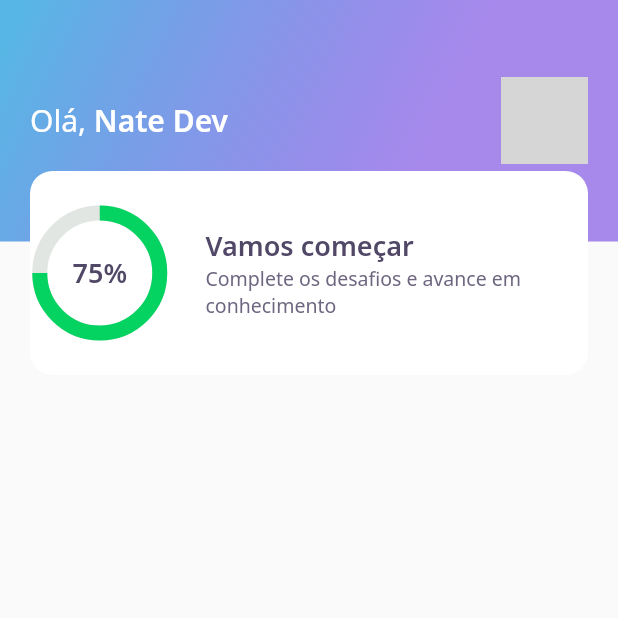
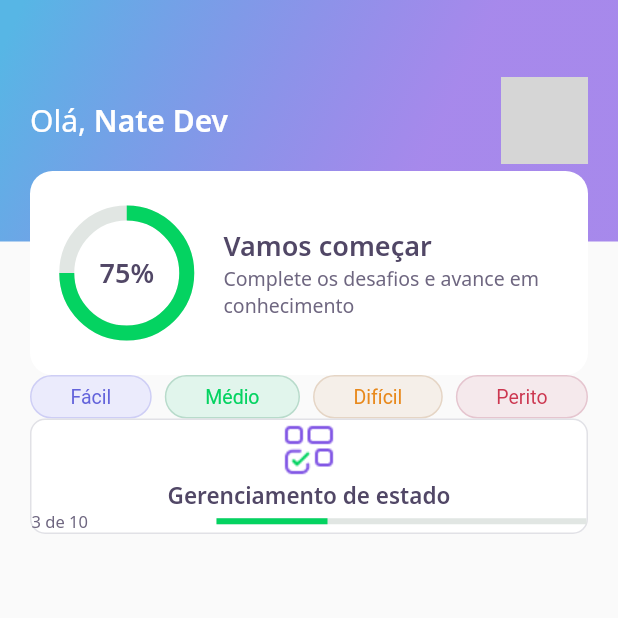
Before and after one commit to naaataliaazevedo/flutter-nlw, a Flutter app: the screen it shows after launch, on a phone screen of 412 x 824 dp, the top half of it. Run offline on Flutter 3.47's test engine with Material 2 defaults, Android fonts, the phone set to English and light mode, and no system bars; our stand-ins replace google_fonts; network calls fail; grey boxes are pictures that could not be loaded.

Commit message:
feat(card): creating card

```diff
--- a/lib/home/home_page.dart
+++ b/lib/home/home_page.dart
@@ -1,4 +1,6 @@
 import 'package:DevQuiz/home/widgets/appbar/app_bar_widget.dart';
+import 'package:DevQuiz/home/widgets/level_button/level_button_widget.dart';
+import 'package:DevQuiz/home/widgets/quiz_card/quiz_card_widget.dart';
 import 'package:flutter/material.dart';
 
 class HomePage extends StatefulWidget {
@@ -12,7 +14,20 @@ class _HomePageState extends State<HomePage> {
   @override
   Widget build(BuildContext context) {
     return Scaffold(
-      appBar: AppBarWidget(),
-    );
+        appBar: AppBarWidget(),
+        body: Padding(
+          padding: const EdgeInsets.symmetric(horizontal: 20),
+          child: Column(
+            children: [
+              Row(mainAxisAlignment: MainAxisAlignment.spaceBetween, children: [
+                LevelButtonWidget(label: "Fácil"),
+                LevelButtonWidget(label: "Médio"),
+                LevelButtonWidget(label: "Difícil"),
+                LevelButtonWidget(label: "Perito"),
+              ]),
+              QuizCardWidget()
+            ],
+          ),
+        ));
   }
 }
--- /dev/null
+++ b/lib/home/widgets/level_button/level_button_widget.dart
@@ -0,0 +1,52 @@
+import 'package:DevQuiz/core/core.dart';
+import 'package:flutter/material.dart';
+
+class LevelButtonWidget extends StatelessWidget {
+  final String label;
+  LevelButtonWidget({Key? key, required this.label})
+      : assert(["Fácil", "Médio", "Difícil", "Perito"].contains(label)),
+        super(key: key);
+
+  final config = {
+    "Fácil": {
+      "color": AppColors.levelButtonFacil,
+      "borderColor": AppColors.levelButtonBorderFacil,
+      "fontColor": AppColors.levelButtonTextFacil
+    },
+    "Médio": {
+      "color": AppColors.levelButtonMedio,
+      "borderColor": AppColors.levelButtonBorderMedio,
+      "fontColor": AppColors.levelButtonTextMedio
+    },
+    "Difícil": {
+      "color": AppColors.levelButtonDificil,
+      "borderColor": AppColors.levelButtonBorderDificil,
+      "fontColor": AppColors.levelButtonTextDificil
+    },
+    "Perito": {
+      "color": AppColors.levelButtonPerito,
+      "borderColor": AppColors.levelButtonBorderPerito,
+      "fontColor": AppColors.levelButtonTextPerito
+    }
+  };
+
+  Color get color => config[label]!['color']!;
+  Color get borderColor => config[label]!['borderColor']!;
+  Color get fontColor => config[label]!['fontColor']!;
+
+  @override
+  Widget build(BuildContext context) {
+    return Container(
+        decoration: BoxDecoration(
+            color: color,
+            border: Border.fromBorderSide(BorderSide(color: borderColor)),
+            borderRadius: BorderRadius.circular(28)),
+        child: Padding(
+          padding: const EdgeInsets.symmetric(horizontal: 26, vertical: 6),
+          child: Text(
+            label,
+            style: TextStyle(color: fontColor, fontSize: 13),
+          ),
+        ));
+  }
+}
--- /dev/null
+++ b/lib/home/widgets/quiz_card/quiz_card_widget.dart
@@ -0,0 +1,41 @@
+import 'package:DevQuiz/core/core.dart';
+import 'package:flutter/material.dart';
+
+class QuizCardWidget extends StatelessWidget {
+  @override
+  Widget build(BuildContext context) {
+    return Container(
+      decoration: BoxDecoration(
+          border: Border.fromBorderSide(BorderSide(color: AppColors.border)),
+          color: AppColors.white,
+          borderRadius: BorderRadius.circular(10)),
+      child: Column(
+        children: [
+          Container(
+            height: 40,
+            width: 40,
+            child: Image.asset(AppImages.blocks),
+          ),
+          Text("Gerenciamento de estado", style: AppTextStyles.heading15),
+          Row(
+            children: [
+              Expanded(
+                  flex: 1,
+                  child: Text(
+                    "3 de 10",
+                    style: AppTextStyles.body11,
+                  )),
+              Expanded(
+                  flex: 2,
+                  child: LinearProgressIndicator(
+                    value: 0.3,
+                    backgroundColor: AppColors.chartSecondary,
+                    valueColor: AlwaysStoppedAnimation(AppColors.chartPrimary),
+                  ))
+            ],
+          )
+        ],
+      ),
+    );
+  }
+}
--- a/lib/home/widgets/score_card/score_card_widget.dart
+++ b/lib/home/widgets/score_card/score_card_widget.dart
@@ -13,6 +13,8 @@ class ScoreCardWidget extends StatelessWidget {
           height: 136,
           decoration: BoxDecoration(
               color: AppColors.white, borderRadius: BorderRadius.circular(15)),
+          child: Padding(
+            padding: const EdgeInsets.symmetric(horizontal: 24),
             child: Row(
               crossAxisAlignment: CrossAxisAlignment.center,
               children: [
@@ -38,6 +40,7 @@ class ScoreCardWidget extends StatelessWidget {
                       ),
                     ))
               ],
+            ),
           )),
     );
   }
```
Lines whose indentation alone changed are shown as unchanged.
